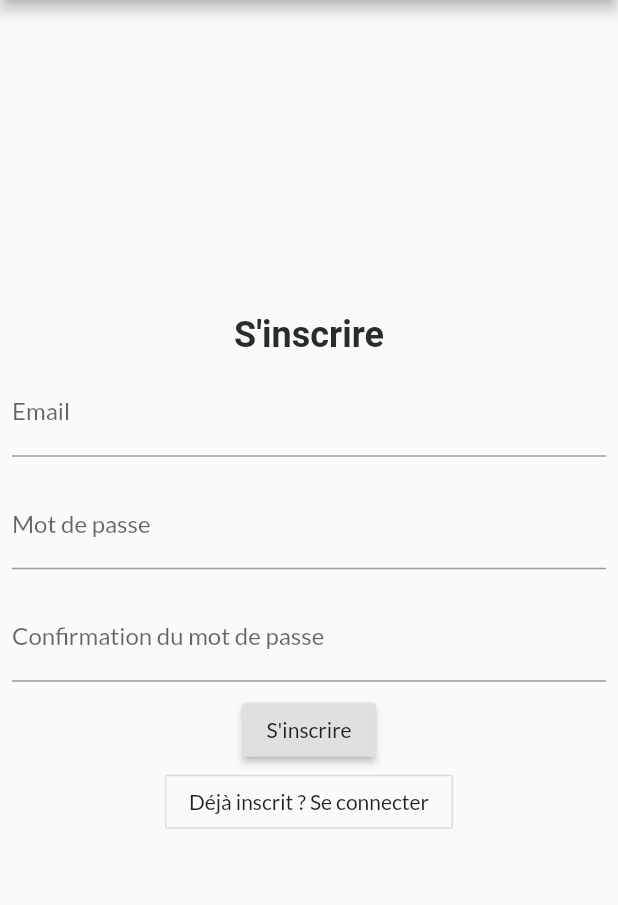
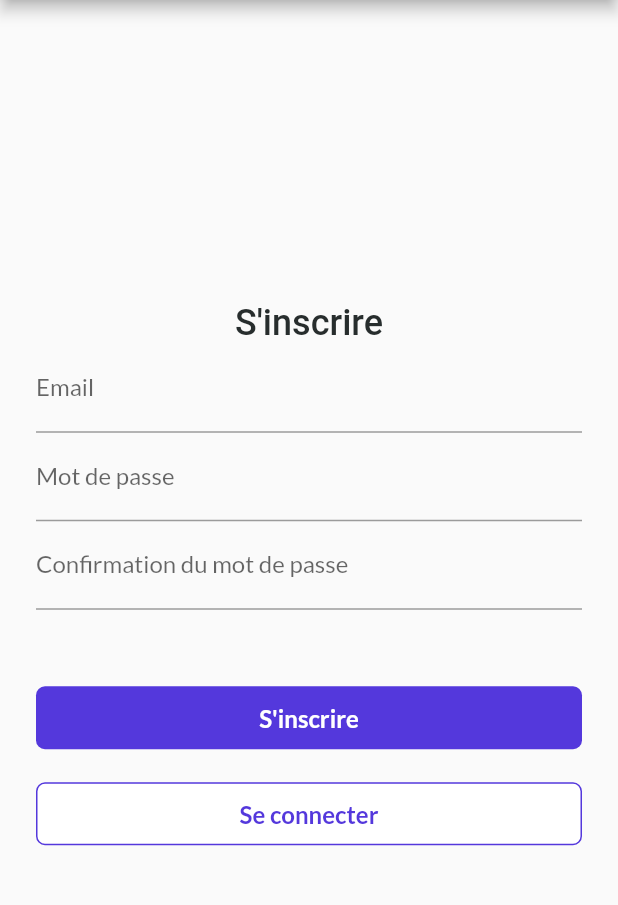
Before and after one commit to Mouun/miaged, a Flutter app: the SignUpPage screen opened by its route, on a phone screen of 412 x 824 dp, the part 84-989 px from its top. Run offline on Flutter 3.47's test engine with Material 2 defaults, Android fonts, the phone set to English and light mode, and no system bars; our stand-ins replace cloud_firestore, firebase_auth, firebase_core, flutter_swiper, get_it, google_fonts and 1 more; missing offline and left inert: expand_widget; accounts and stored records are empty.

Commit message:
Correction du design des écrans de connexion/inscription

```diff
--- a/lib/views/authentication/sign_up.dart
+++ b/lib/views/authentication/sign_up.dart
@@ -2,6 +2,10 @@ import 'package:flutter/material.dart';
 import 'package:miaged/extensions/string.extension.dart';
 import 'package:miaged/locators.dart';
 import 'package:miaged/services/auth.service.dart';
+import 'package:miaged/widgets/custom_button.dart';
+import 'package:miaged/widgets/custom_button_empty.dart';
+
+import '../../constants.dart';
 
 class SignUpPage extends StatefulWidget {
   @override
@@ -18,37 +22,31 @@ class _SignUpState extends State<SignUpPage> {
     return Scaffold(
       appBar: AppBar(title: Text('MIAGED')),
       resizeToAvoidBottomPadding: false,
-      body: Column(
+      body: Padding(
+        padding: const EdgeInsets.all(kDefaultPadding),
+        child: Column(
           mainAxisAlignment: MainAxisAlignment.center,
           children: [
             Text(
               'S\'inscrire',
               style: TextStyle(
-              fontWeight: FontWeight.bold,
+                fontWeight: FontWeight.w500,
                 fontSize: 24,
               ),
             ),
-          Padding(
-            padding: const EdgeInsets.all(8.0),
-            child: TextField(
+            TextField(
               controller: emailController,
               decoration: InputDecoration(
                 labelText: 'Email',
               ),
             ),
-          ),
-          Padding(
-            padding: const EdgeInsets.all(8.0),
-            child: TextField(
+            TextField(
               controller: passwordController,
               decoration: InputDecoration(
                 labelText: 'Mot de passe',
               ),
             ),
-          ),
-          Padding(
-            padding: const EdgeInsets.all(8.0),
-            child: TextFormField(
+            TextFormField(
               obscureText: true,
               decoration: InputDecoration(
                 labelText: 'Confirmation du mot de passe',
@@ -64,27 +62,29 @@ class _SignUpState extends State<SignUpPage> {
                 return null;
               },
             ),
+            Padding(
+              padding: EdgeInsets.only(
+                top: kDefaultPadding * 2,
+                bottom: 16,
               ),
-          RaisedButton(
+              child: CustomButton(
+                text: 'S\'inscrire',
                 onPressed: () async {
                   await _authService.signUp(
                       emailController.text, passwordController.text);
                 },
-            child: Text(
-              'S\'inscrire',
               ),
             ),
-          OutlineButton(
+            CustomButtonEmpty(
+              text: 'Se connecter',
               onPressed: () {
                 Navigator.pop(
                   context,
                 );
               },
-            child: Text(
-              'Déjà inscrit ? Se connecter',
             ),
-          )
           ],
+        ),
       ),
     );
   }
--- a/lib/views/offer_details.dart
+++ b/lib/views/offer_details.dart
@@ -155,7 +155,8 @@ class _ProductDetailsPageState extends State<ProductDetailsPage> {
                       onPressed: () {},
                     ),
                   ),
-                  )),
+                ),
+              ),
             ),
           ],
         ),
--- /dev/null
+++ b/lib/widgets/custom_button_empty.dart
@@ -0,0 +1,33 @@
+import 'package:flutter/material.dart';
+import 'package:google_fonts/google_fonts.dart';
+
+import '../constants.dart';
+
+class CustomButtonEmpty extends StatelessWidget {
+  final String text;
+  final VoidCallback onPressed;
+
+  CustomButtonEmpty({this.text, this.onPressed});
+
+  @override
+  Widget build(BuildContext context) {
+    return FlatButton(
+      onPressed: onPressed,
+      minWidth: double.infinity,
+      height: 42,
+      shape: RoundedRectangleBorder(
+        borderRadius: BorderRadius.circular(6),
+        side: BorderSide(color: kMainColor),
+      ),
+      color: Colors.white,
+      child: Text(
+        text,
+        style: GoogleFonts.lato(
+          color: kMainColor,
+          fontSize: 16,
+          fontWeight: FontWeight.bold,
+        ),
+      ),
+    );
+  }
+}
```
Also changed, not shown: lib/views/authentication/sign_in.dart (+20 -17 lines), lib/widgets/authentified_appbar.dart (+16 -3 lines). Lines whose indentation alone changed are shown as unchanged.
